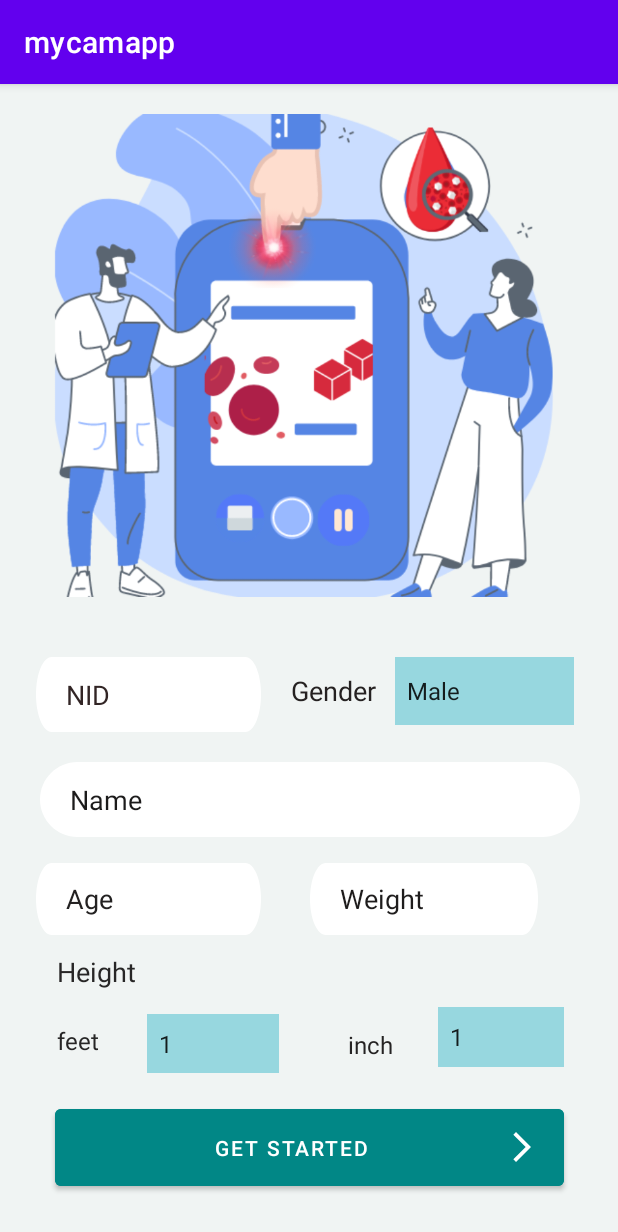
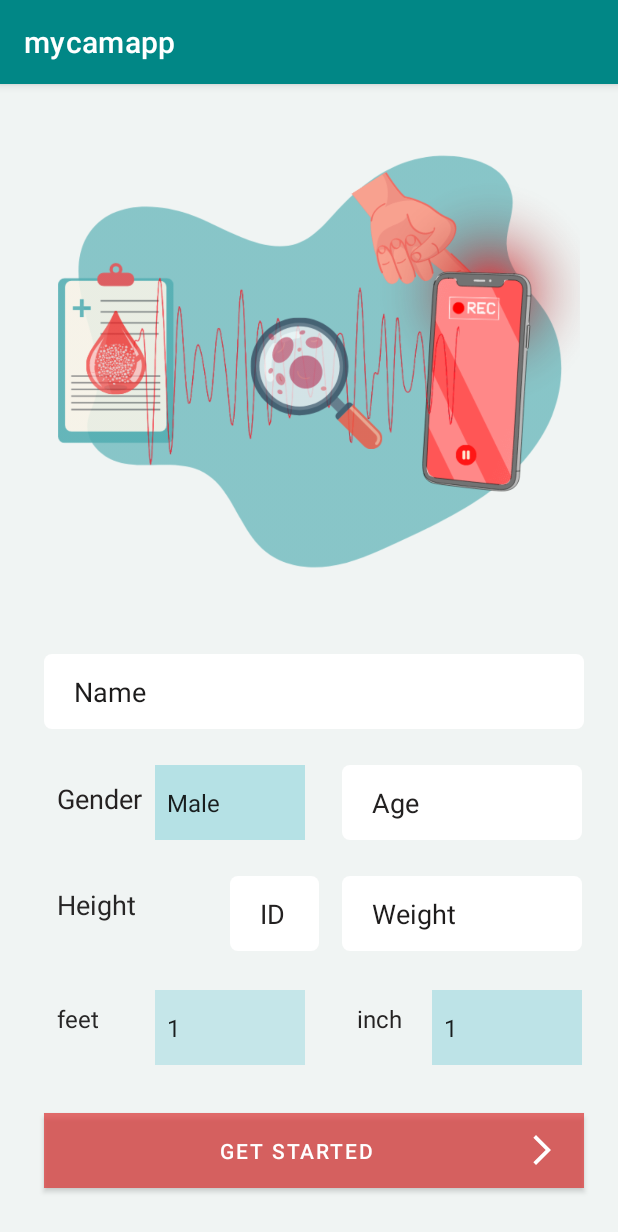
Before and after one commit to sadman15019/CSE-3200-final, an Android app: the screen it shows after launch (DataUpdate), after a tap on "SIGN IN", on a phone screen of 412 x 824 dp. Shown: the top 1232 px of the screen. Run offline under Robolectric (Android 15) with nearby library versions, the phone set to English and light mode, and no system bars; our stand-ins replace Firebase (no records; nobody signed in at launch, a user with empty details on screens opened directly).

Commit message:
UI updated

```diff
--- a/app/src/main/java/com/app/mycamapp/WaitActivity.kt
+++ b/app/src/main/java/com/app/mycamapp/WaitActivity.kt
@@ -29,7 +29,7 @@ class WaitActivity : AppCompatActivity() {
         anim1.repeatCount=ValueAnimator.INFINITE
         anim1.repeatMode=ValueAnimator.REVERSE
         anim1.start()
-        Glide.with(this).asGif().load(R.drawable.ecg3)
+        Glide.with(this).asGif().load(R.drawable.ppg1)
             .diskCacheStrategy(DiskCacheStrategy.ALL)
             .into(ecgimg)
         handler= Handler()
--- a/app/src/main/res/drawable/circle.xml
+++ b/app/src/main/res/drawable/circle.xml
@@ -4,6 +4,6 @@
 
     <stroke
         android:width="8sp"
-        android:color="#0f9d78"/>
+        android:color="#C9F35656"/>
 
 </shape>
--- /dev/null
+++ b/app/src/main/res/drawable/ic_baseline_help_24.xml
@@ -0,0 +1,5 @@
+<vector android:height="24dp" android:tint="#CE6565"
+    android:viewportHeight="24" android:viewportWidth="24"
+    android:width="24dp" xmlns:android="http://schemas.android.com/apk/res/android">
+    <path android:fillColor="@android:color/white" android:pathData="M12,2C6.48,2 2,6.48 2,12s4.48,10 10,10 10,-4.48 10,-10S17.52,2 12,2zM13,19h-2v-2h2v2zM15.07,11.25l-0.9,0.92C13.45,12.9 13,13.5 13,15h-2v-0.5c0,-1.1 0.45,-2.1 1.17,-2.83l1.24,-1.26c0.37,-0.36 0.59,-0.86 0.59,-1.41 0,-1.1 -0.9,-2 -2,-2s-2,0.9 -2,2L8,9c0,-2.21 1.79,-4 4,-4s4,1.79 4,4c0,0.88 -0.36,1.68 -0.93,2.25z"/>
+</vector>
--- a/app/src/main/res/drawable/input.xml
+++ b/app/src/main/res/drawable/input.xml
@@ -4,6 +4,7 @@
     xmlns:aapt="http://schemas.android.com/aapt"
     android:width="360dp"
     android:height="50dp"
+
     android:viewportWidth="360"
     android:viewportHeight="50"
 
--- /dev/null
+++ b/app/src/main/res/drawable/rect_white.xml
@@ -0,0 +1,14 @@
+<?xml version="1.0" encoding="utf-8"?>
+<shape xmlns:android="http://schemas.android.com/apk/res/android"
+    android:shape="rectangle">
+
+    <solid
+        android:width="7sp"
+        android:color="#ffff"
+
+        />
+    <corners
+        android:radius="5sp" />
+
+
+</shape>
--- a/app/src/main/res/layout/activity_data_update.xml
+++ b/app/src/main/res/layout/activity_data_update.xml
@@ -1,235 +1,216 @@
 <?xml version="1.0" encoding="utf-8"?>
 
 
-<ScrollView xmlns:android="http://schemas.android.com/apk/res/android"
+<androidx.constraintlayout.widget.ConstraintLayout xmlns:android="http://schemas.android.com/apk/res/android"
     xmlns:app="http://schemas.android.com/apk/res-auto"
     xmlns:tools="http://schemas.android.com/tools"
     android:layout_width="match_parent"
     android:layout_height="match_parent"
     android:background="@color/background"
-    android:paddingTop="20dp"
+
     tools:context=".DataUpdate">
 
-    <androidx.constraintlayout.widget.ConstraintLayout
-        android:layout_width="match_parent"
-        android:layout_height="match_parent">
-
-
-        <EditText
-            android:id="@+id/NID"
-            android:layout_width="150dp"
-            android:layout_height="50dp"
-            android:layout_marginStart="24dp"
-            android:layout_marginTop="40dp"
-            android:background="@drawable/input"
-            android:hint="NID"
-            android:inputType="number"
-            android:paddingLeft="20dp"
-            android:textColor="#0E0D0D"
-            android:textColorHint="#322525"
-            app:layout_constraintStart_toStartOf="parent"
-            app:layout_constraintTop_toBottomOf="@+id/imageView" />
 
         <EditText
             android:id="@+id/Name"
             android:layout_width="360dp"
             android:layout_height="50dp"
             android:layout_marginTop="20dp"
-            android:background="@drawable/input"
+            android:background="@drawable/rect_white"
             android:hint="Name"
             android:paddingLeft="20dp"
             android:textColor="#0E0D0D"
             android:textColorHint="#1C1B1B"
-            app:layout_constraintBottom_toTopOf="@+id/Age"
             app:layout_constraintEnd_toEndOf="parent"
-            app:layout_constraintHorizontal_bias="0.509"
+            app:layout_constraintHorizontal_bias="0.568"
             app:layout_constraintStart_toStartOf="parent"
-            app:layout_constraintTop_toBottomOf="@+id/NID"
+            app:layout_constraintTop_toBottomOf="@+id/imageView" />
+
+        <EditText
+            android:id="@+id/Age"
+            android:layout_width="160dp"
+            android:layout_height="50dp"
+            android:layout_marginStart="24dp"
+            android:layout_marginEnd="24dp"
+            android:background="@drawable/rect_white"
+            android:hint="Age"
+            android:inputType="number"
+            android:paddingLeft="20dp"
+            android:textColor="#0C0B0B"
+            android:textColorHint="#232121"
+            app:layout_constraintBottom_toBottomOf="@+id/spinner"
+            app:layout_constraintEnd_toEndOf="parent"
+            app:layout_constraintStart_toEndOf="@+id/spinner"
+            app:layout_constraintTop_toTopOf="@+id/spinner"
             app:layout_constraintVertical_bias="0.0" />
 
         <EditText
-            android:id="@+id/Age"
-            android:layout_width="150dp"
-            android:layout_height="48dp"
-            android:layout_marginStart="24dp"
-            android:layout_marginTop="92dp"
-            android:background="@drawable/input"
-            android:hint="Age"
+            android:id="@+id/NID"
+            android:layout_width="59dp"
+            android:layout_height="50dp"
+            android:layout_marginStart="10dp"
+            android:layout_marginEnd="15dp"
+            android:background="@drawable/rect_white"
+            android:hint="ID"
             android:inputType="number"
             android:paddingLeft="20dp"
             android:textColor="#0C0B0B"
             android:textColorHint="#232121"
             app:layout_constraintBottom_toBottomOf="@+id/Weight"
             app:layout_constraintEnd_toStartOf="@+id/Weight"
-            app:layout_constraintHorizontal_bias="0.0"
-            app:layout_constraintStart_toStartOf="parent"
-            app:layout_constraintTop_toBottomOf="@+id/spinner" />
+            app:layout_constraintStart_toEndOf="@+id/textView6"
+            app:layout_constraintTop_toTopOf="@+id/Weight" />
 
         <EditText
             android:id="@+id/Weight"
-            android:layout_width="152dp"
-            android:layout_height="48dp"
-            android:layout_marginStart="32dp"
-            android:layout_marginTop="17dp"
-            android:layout_marginEnd="53dp"
-            android:background="@drawable/input"
+            android:layout_width="160dp"
+            android:layout_height="50dp"
+            android:layout_marginTop="24dp"
+            android:background="@drawable/rect_white"
             android:ems="10"
             android:hint="Weight"
             android:inputType="number"
             android:paddingLeft="20dp"
             android:textColor="#131010"
             android:textColorHint="#1E1C1C"
-            app:layout_constraintEnd_toEndOf="parent"
-            app:layout_constraintStart_toEndOf="@+id/Age"
-            app:layout_constraintTop_toBottomOf="@+id/Name" />
+            app:layout_constraintEnd_toEndOf="@+id/Age"
+            app:layout_constraintHorizontal_bias="1.0"
+            app:layout_constraintStart_toEndOf="@+id/textView6"
+            app:layout_constraintTop_toBottomOf="@+id/Age" />
 
         <Spinner
             android:id="@+id/spinner"
-            android:layout_width="119dp"
-            android:layout_height="45dp"
-            android:layout_marginTop="40dp"
+            android:layout_width="100dp"
+            android:layout_height="50dp"
 
-            android:layout_marginEnd="32dp"
-            android:background="#97D7DF"
+            android:layout_marginTop="24dp"
+            android:background="#A697D7DF"
             android:backgroundTint="#97D7DF"
-            app:layout_constraintEnd_toEndOf="parent"
-            app:layout_constraintHorizontal_bias="0.0"
             app:layout_constraintStart_toEndOf="@+id/textView3"
-            app:layout_constraintTop_toBottomOf="@+id/imageView" />
-
-        <Button
-            android:id="@+id/updateBtn"
-            android:layout_width="339dp"
-            android:layout_height="63dp"
-            android:layout_gravity="center_horizontal"
-            android:layout_marginTop="68dp"
-            android:backgroundTint="@color/teal_700"
-            android:drawableRight="@drawable/ic_baseline_arrow_forward_ios_24"
-            android:text="Get Started"
-            android:textColor="@color/white"
-            app:iconPadding="0dp"
-            app:layout_constraintBottom_toBottomOf="parent"
-            app:layout_constraintEnd_toEndOf="parent"
-            app:layout_constraintStart_toStartOf="parent"
-            app:layout_constraintTop_toBottomOf="@+id/textView6" />
+            app:layout_constraintTop_toBottomOf="@+id/Name"
+            tools:ignore="SpeakableTextPresentCheck" />
 
         <TextView
             android:id="@+id/textView3"
-            android:layout_width="79dp"
-            android:layout_height="46dp"
-            android:layout_marginStart="12dp"
-            android:layout_marginBottom="24dp"
+            android:layout_width="75dp"
+            android:layout_height="50dp"
 
+            android:layout_marginStart="28dp"
             android:hint="Gender"
             android:paddingLeft="10dp"
             android:paddingTop="10dp"
             android:textColor="#171414"
             android:textColorHint="#252121"
             android:textSize="18sp"
-            app:layout_constraintBottom_toTopOf="@+id/Name"
-            app:layout_constraintEnd_toStartOf="@+id/spinner"
-            app:layout_constraintStart_toEndOf="@+id/NID"
-            app:layout_constraintTop_toTopOf="@+id/NID" />
+            app:layout_constraintBottom_toBottomOf="@+id/spinner"
+            app:layout_constraintStart_toStartOf="parent"
+            app:layout_constraintTop_toTopOf="@+id/spinner"
+            app:layout_constraintVertical_bias="0.0" />
+
+        <Button
+            android:id="@+id/updateBtn"
+            android:layout_width="360dp"
+            android:layout_height="50dp"
+            android:layout_gravity="center_horizontal"
+            android:layout_marginTop="18dp"
+            android:background="#C9F35656"
+            android:backgroundTint="@color/teal_700"
+            android:drawableRight="@drawable/ic_baseline_arrow_forward_ios_24"
+            android:text="Get Started"
+            android:textColor="@color/white"
+            app:backgroundTint="#DFDC3030"
+            app:cornerRadius="8dp"
+            app:iconPadding="0dp"
+            app:layout_constraintBottom_toBottomOf="parent"
+            app:layout_constraintEnd_toEndOf="parent"
+            app:layout_constraintHorizontal_bias="0.568"
+            app:layout_constraintStart_toStartOf="parent"
+            app:layout_constraintTop_toBottomOf="@+id/textView4"
+            app:layout_constraintVertical_bias="0.304" />
+
+        <Spinner
+            android:id="@+id/feet"
+            android:layout_width="100dp"
+            android:layout_height="50dp"
+
+            android:background="#7C97D7DF"
+            android:dropDownWidth="80dp"
+            android:dropDownHeight="100dp"
+            app:layout_constraintBottom_toBottomOf="@+id/textView4"
+            app:layout_constraintEnd_toStartOf="@+id/textView5"
+            app:layout_constraintHorizontal_bias="0.0"
+            app:layout_constraintStart_toEndOf="@+id/textView4"
+            app:layout_constraintTop_toTopOf="@+id/textView4"
+            app:layout_constraintVertical_bias="1.0"
+            tools:ignore="SpeakableTextPresentCheck" />
 
         <TextView
             android:id="@+id/textView4"
-            android:layout_width="57dp"
-            android:layout_height="40dp"
-            android:layout_marginStart="16dp"
-            android:layout_marginTop="12dp"
-            android:layout_marginBottom="18dp"
+            android:layout_width="75dp"
+            android:layout_height="50dp"
+            android:layout_marginTop="44dp"
             android:hint="feet"
             android:paddingLeft="10dp"
             android:paddingTop="8dp"
             android:textColor="#120F0F"
             android:textColorHint="#272626"
             android:textSize="16sp"
-            app:layout_constraintBottom_toTopOf="@+id/updateBtn"
-            app:layout_constraintEnd_toStartOf="@+id/feet"
-            app:layout_constraintStart_toStartOf="parent"
-            app:layout_constraintTop_toBottomOf="@+id/textView6"
-            app:layout_constraintVertical_bias="0.333" />
+            app:layout_constraintStart_toStartOf="@+id/textView6"
+            app:layout_constraintTop_toBottomOf="@+id/textView6" />
+
+        <Spinner
+            android:id="@+id/inch"
+            android:layout_width="100dp"
+            android:layout_height="50dp"
+            android:layout_marginEnd="4dp"
+            android:background="#9097D7DF"
+            app:layout_constraintBottom_toBottomOf="@+id/textView4"
+            app:layout_constraintEnd_toEndOf="parent"
+            app:layout_constraintHorizontal_bias="0.0"
+            app:layout_constraintStart_toEndOf="@+id/textView5"
+            app:layout_constraintTop_toTopOf="@+id/textView4"
+            tools:ignore="SpeakableTextPresentCheck" />
 
         <TextView
             android:id="@+id/textView5"
-            android:layout_width="57dp"
-            android:layout_height="40dp"
-            android:layout_marginStart="4dp"
-            android:layout_marginTop="54dp"
-            android:layout_marginBottom="16dp"
+            android:layout_width="60dp"
+            android:layout_height="50dp"
             android:hint="inch"
             android:paddingLeft="10dp"
             android:paddingTop="8dp"
             android:textColor="#0C0A0A"
             android:textColorHint="#252323"
             android:textSize="16sp"
-            app:layout_constraintBottom_toTopOf="@+id/updateBtn"
-            app:layout_constraintEnd_toStartOf="@+id/inch"
-            app:layout_constraintStart_toEndOf="@+id/feet"
-            app:layout_constraintTop_toBottomOf="@+id/Weight"
-            app:layout_constraintVertical_bias="1.0" />
-
-        <Spinner
-            android:id="@+id/feet"
-            android:layout_width="88dp"
-            android:layout_height="39dp"
-
-            android:layout_marginTop="13dp"
-            android:layout_marginEnd="20dp"
-            android:layout_marginBottom="18dp"
-            android:background="#97D7DF"
-            android:dropDownWidth="80dp"
-            android:dropDownHeight="100dp"
-            app:layout_constraintBottom_toTopOf="@+id/updateBtn"
-            app:layout_constraintEnd_toStartOf="@+id/textView5"
-            app:layout_constraintStart_toEndOf="@+id/textView4"
-            app:layout_constraintTop_toBottomOf="@+id/textView6"
-            app:layout_constraintVertical_bias="0.444" />
-
-        <Spinner
-            android:id="@+id/inch"
-            android:layout_width="84dp"
-            android:layout_height="40dp"
-            android:layout_marginTop="48dp"
-            android:layout_marginEnd="24dp"
-            android:background="#97D7DF"
-            app:layout_constraintBottom_toTopOf="@+id/updateBtn"
-            app:layout_constraintEnd_toEndOf="parent"
-            app:layout_constraintHorizontal_bias="0.183"
-            app:layout_constraintStart_toEndOf="@+id/textView5"
-            app:layout_constraintTop_toBottomOf="@+id/Weight"
+            app:layout_constraintBottom_toBottomOf="@+id/inch"
+            app:layout_constraintStart_toStartOf="@+id/Weight"
+            app:layout_constraintTop_toTopOf="@+id/inch"
             app:layout_constraintVertical_bias="0.0" />
 
         <TextView
             android:id="@+id/textView6"
             android:layout_width="115dp"
-            android:layout_height="27dp"
-            android:layout_marginStart="24dp"
-            android:layout_marginTop="12dp"
+            android:layout_height="25dp"
+            android:layout_marginStart="28dp"
             android:hint="Height"
             android:paddingLeft="10dp"
             android:textColor="#191717"
             android:textColorHint="#272626"
             android:textSize="18sp"
-            app:layout_constraintEnd_toEndOf="@+id/Weight"
-            app:layout_constraintHorizontal_bias="0.018"
+            app:layout_constraintBottom_toBottomOf="@+id/Weight"
             app:layout_constraintStart_toStartOf="parent"
-            app:layout_constraintTop_toBottomOf="@+id/Age" />
+            app:layout_constraintTop_toTopOf="@+id/Weight"
+            app:layout_constraintVertical_bias="0.28" />
 
         <ImageView
             android:id="@+id/imageView"
-            android:layout_width="408dp"
-            android:layout_height="322dp"
-            android:layout_marginStart="8dp"
-            app:layout_constraintBottom_toTopOf="@+id/NID"
+            android:layout_width="720dp"
+            android:layout_height="360dp"
+            android:layout_marginBottom="20dp"
+            app:layout_constraintBottom_toTopOf="@+id/Name"
             app:layout_constraintEnd_toEndOf="parent"
-            app:layout_constraintHorizontal_bias="0.75"
+            app:layout_constraintHorizontal_bias="0.501"
             app:layout_constraintStart_toStartOf="parent"
             app:layout_constraintTop_toTopOf="parent"
-            app:layout_constraintVertical_bias="0.0"
-            app:srcCompat="@drawable/applogo" />
+            app:srcCompat="@drawable/applogo3" />
 
-    </androidx.constraintlayout.widget.ConstraintLayout>
-
-
-</ScrollView>
+</androidx.constraintlayout.widget.ConstraintLayout>
--- a/app/src/main/res/values-night/themes.xml
+++ b/app/src/main/res/values-night/themes.xml
@@ -6,11 +6,11 @@
         <item name="colorPrimaryVariant">@color/purple_700</item>
         <item name="colorOnPrimary">@color/black</item>
         <!-- Secondary brand color. -->
-        <item name="colorSecondary">@color/teal_200</item>
-        <item name="colorSecondaryVariant">@color/teal_200</item>
+        <item name="colorSecondary">@color/teal_700</item>
+        <item name="colorSecondaryVariant">@color/teal_700</item>
         <item name="colorOnSecondary">@color/black</item>
         <!-- Status bar color. -->
-        <item name="android:statusBarColor" tools:targetApi="l">?attr/colorPrimaryVariant</item>
+        <item name="android:statusBarColor" tools:targetApi="l">?attr/colorSecondaryVariant</item>
         <!-- Customize your theme here. -->
     </style>
 
--- a/app/src/main/res/values/colors.xml
+++ b/app/src/main/res/values/colors.xml
@@ -13,4 +13,5 @@
     <color name="light_blue_A200">#FF40C4FF</color>
     <color name="light_blue_A400">#FF00B0FF</color>
     <color name="black_overlay">#66000000</color>
+    <color name="tool">#66000000</color>#03989E
 </resources>
--- a/app/src/main/res/values/styles.xml
+++ b/app/src/main/res/values/styles.xml
@@ -2,6 +2,8 @@
 
     <style name="Widget.Theme.Mycamapp.ButtonBar.Fullscreen" parent="">
         <item name="android:background">@color/black_overlay</item>
+
         <item name="android:buttonBarStyle">?android:attr/buttonBarStyle</item>
     </style>
+
 </resources>
--- a/app/src/main/res/values/themes.xml
+++ b/app/src/main/res/values/themes.xml
@@ -2,20 +2,22 @@
     <!-- Base application theme. -->
     <style name="Theme.Mycamapp" parent="Theme.MaterialComponents.DayNight.DarkActionBar">
         <!-- Primary brand color. -->
-        <item name="colorPrimary">@color/purple_500</item>
-        <item name="colorPrimaryVariant">@color/purple_700</item>
+        <item name="colorPrimary">@color/teal_700</item>
+        <item name="colorPrimaryVariant">@color/teal_700</item>
+
         <item name="colorOnPrimary">@color/white</item>
         <!-- Secondary brand color. -->
         <item name="colorSecondary">@color/teal_200</item>
         <item name="colorSecondaryVariant">@color/teal_700</item>
         <item name="colorOnSecondary">@color/black</item>
         <!-- Status bar color. -->
-        <item name="android:statusBarColor" tools:targetApi="l">?attr/colorPrimaryVariant</item>
+        <item name="android:statusBarColor" tools:targetApi="l">?attr/colorSecondaryVariant</item>
+
         <!-- Customize your theme here. -->
     </style>
 
     <style name="ThemeOverlay.Mycamapp.FullscreenContainer" parent="">
-        <item name="fullscreenBackgroundColor">@color/light_blue_600</item>
-        <item name="fullscreenTextColor">@color/light_blue_A200</item>
+        <item name="fullscreenBackgroundColor">@color/teal_700</item>
+        <item name="fullscreenTextColor">@color/teal_700</item>
     </style>
 </resources>
```
Also changed, not shown: app/src/main/res/layout/activity_instruction.xml (+30 -23 lines), app/src/main/res/layout/activity_login.xml (+26 -51 lines), app/src/main/res/layout/activity_result.xml (+64 -45 lines), app/src/main/res/layout/activity_signup.xml (+9 -8 lines), app/src/main/res/layout/activity_wait.xml (+3 -4 lines), app/src/main/res/drawable/applogo3.png (added), app/src/main/res/drawable/bg.png (added), app/src/main/res/drawable/bg2.png (added), app/src/main/res/drawable/ppg.png (added), 1 other file.
